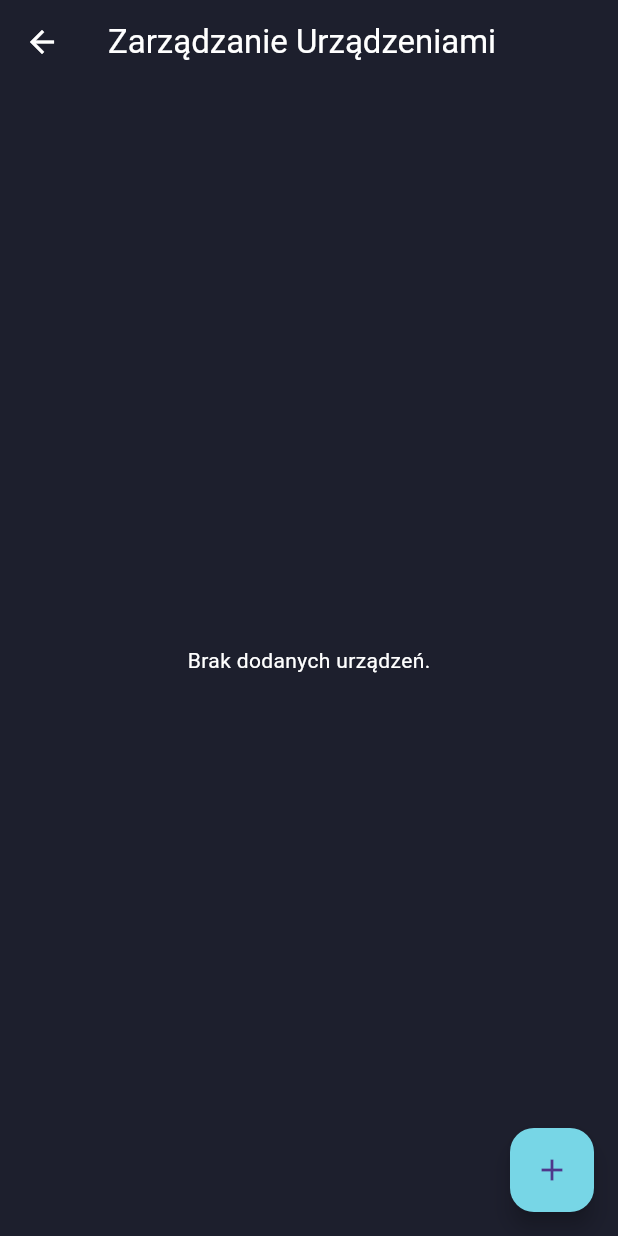
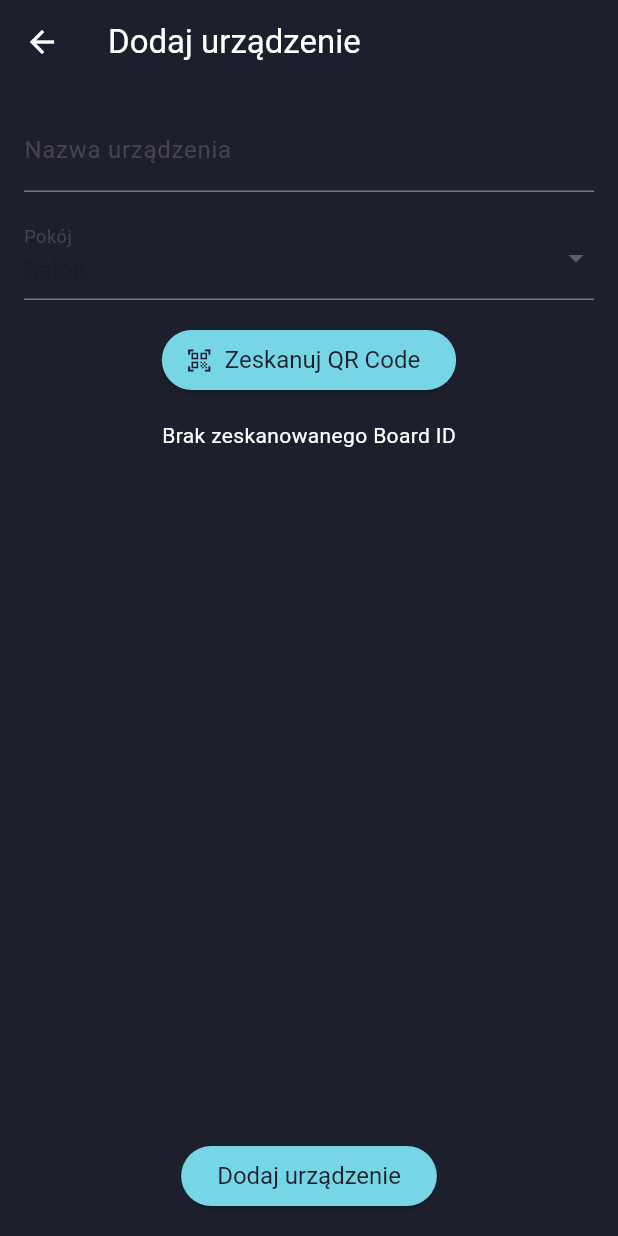
Before and after one commit to Arkadiusz4/smart-lighting-system, a Flutter app: the DevicesScreen screen opened directly, after a tap on the "add" icon, on a phone screen of 412 x 824 dp. Run offline on Flutter 3.47's test engine with Material 3 defaults, Android fonts, the phone set to English and light mode, and no system bars; our stand-ins replace bloc, cloud_firestore, equatable, firebase_auth, firebase_core, flutter_bloc; accounts and stored records are empty.

Commit message:
Add board screen

```diff
--- a/mobile-app/lib/blocs/boards/board_event.dart
+++ b/mobile-app/lib/blocs/boards/board_event.dart
@@ -32,3 +32,18 @@ class RemoveBoard extends BoardsEvent {
   @override
   List<Object?> get props => [boardId];
 }
+
+class AddBoard extends BoardsEvent {
+  final String boardId;
+  final String name;
+  final String room;
+
+  const AddBoard({
+    required this.boardId,
+    required this.name,
+    required this.room,
+  });
+
+  @override
+  List<Object?> get props => [boardId, name, room];
+}
--- /dev/null
+++ b/mobile-app/lib/screens/add_board_screen.dart
@@ -0,0 +1,112 @@
+import 'package:flutter/material.dart';
+import 'package:flutter_bloc/flutter_bloc.dart';
+import 'package:mobile_app/blocs/boards/board_bloc.dart';
+import 'package:mobile_app/blocs/boards/board_event.dart';
+import 'package:mobile_app/styles/color.dart';
+
+class AddBoardScreen extends StatefulWidget {
+  const AddBoardScreen({super.key});
+
+  @override
+  _AddBoardScreenState createState() => _AddBoardScreenState();
+}
+
+class _AddBoardScreenState extends State<AddBoardScreen> {
+  final TextEditingController _nameController = TextEditingController();
+  String? _selectedRoom;
+  String? _scannedBoardId;
+
+  final List<String> _rooms = ['Salon', 'Sypialnia', 'Kuchnia', 'Łazienka'];
+
+  @override
+  void initState() {
+    super.initState();
+    _selectedRoom = _rooms.first;
+    _scannedBoardId = ''; // inicjalne puste
+  }
+
+  @override
+  void dispose() {
+    _nameController.dispose();
+    super.dispose();
+  }
+
+  Future<void> _scanQRCode() async {
+    // Symulacja skanowania QR – tutaj dodaj rzeczywistą implementację lub pakiet do skanowania QR.
+    setState(() {
+      _scannedBoardId = 'dummyBoardId123';
+    });
+  }
+
+  @override
+  Widget build(BuildContext context) {
+    return Scaffold(
+      appBar: AppBar(
+        title: const Text('Dodaj urządzenie'),
+        backgroundColor: darkBackground,
+      ),
+      body: Padding(
+        padding: const EdgeInsets.all(16.0),
+        child: Column(
+          children: [
+            TextField(
+              controller: _nameController,
+              decoration: const InputDecoration(labelText: 'Nazwa urządzenia'),
+            ),
+            const SizedBox(height: 16),
+            DropdownButtonFormField<String>(
+              value: _selectedRoom,
+              decoration: const InputDecoration(labelText: 'Pokój'),
+              items: _rooms.map((room) {
+                return DropdownMenuItem(
+                  value: room,
+                  child: Text(room),
+                );
+              }).toList(),
+              onChanged: (value) {
+                setState(() {
+                  _selectedRoom = value;
+                });
+              },
+            ),
+            const SizedBox(height: 16),
+            ElevatedButton.icon(
+              onPressed: _scanQRCode,
+              icon: const Icon(Icons.qr_code_scanner),
+              label: const Text('Zeskanuj QR Code'),
+            ),
+            const SizedBox(height: 16),
+            Text(
+              _scannedBoardId != null && _scannedBoardId!.isNotEmpty
+                  ? 'Zeskanowany Board ID: $_scannedBoardId'
+                  : 'Brak zeskanowanego Board ID',
+              style: const TextStyle(color: textColor),
+            ),
+            const Spacer(),
+            ElevatedButton(
+              onPressed: () {
+                if (_scannedBoardId == null || _scannedBoardId!.isEmpty) {
+                  ScaffoldMessenger.of(context).showSnackBar(
+                    const SnackBar(content: Text('Najpierw zeskanuj QR Code')),
+                  );
+                  return;
+                }
+                final newName = _nameController.text;
+                final newRoom = _selectedRoom ?? '';
+                context.read<BoardsBloc>().add(
+                      AddBoard(
+                        boardId: _scannedBoardId!,
+                        name: newName,
+                        room: newRoom,
+                      ),
+                    );
+                Navigator.of(context).pop();
+              },
+              child: const Text('Dodaj urządzenie'),
+            ),
+          ],
+        ),
+      ),
+    );
+  }
+}
--- a/mobile-app/lib/screens/devices_screen.dart
+++ b/mobile-app/lib/screens/devices_screen.dart
@@ -5,6 +5,7 @@ import 'package:mobile_app/blocs/boards/board_bloc.dart';
 import 'package:mobile_app/blocs/boards/board_event.dart';
 import 'package:mobile_app/blocs/boards/board_state.dart';
 import 'package:mobile_app/repositories/boards_repository.dart';
+import 'package:mobile_app/screens/add_board_screen.dart';
 import 'package:mobile_app/screens/edit_device_screen.dart';
 import 'package:mobile_app/styles/color.dart';
 
@@ -96,7 +97,10 @@ class DevicesScreen extends StatelessWidget {
         floatingActionButton: FloatingActionButton(
           backgroundColor: primaryColor,
           onPressed: () {
-            // Navigator.push(context, MaterialPageRoute(builder: (_) => AddBoardScreen()));
+            Navigator.push(
+              context,
+              MaterialPageRoute(builder: (_) => const AddBoardScreen()),
+            );
           },
           child: const Icon(Icons.add),
         ),
```
Also changed, not shown: mobile-app/lib/blocs/boards/board_bloc.dart (+11 -0 lines), mobile-app/lib/repositories/boards_repository.dart (+13 -0 lines).
